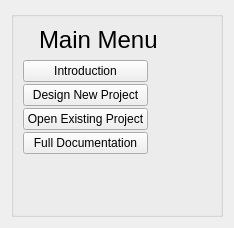
Before: the Qt Designer form src/gui/main_menu.ui in Ecotrust/delphos, drawn with Qt 5.
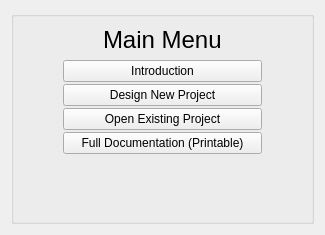
After: the same form once the commit is applied.

Commit message: reworked interfaces adding extra spacers and layouts to center things and resize better

```diff
--- a/src/gui/main_menu.ui
+++ b/src/gui/main_menu.ui
@@ -5,8 +5,8 @@
    <rect>
     <x>0</x>
     <y>0</y>
-    <width>234</width>
-    <height>228</height>
+    <width>325</width>
+    <height>235</height>
    </rect>
   </property>
   <property name="windowTitle" >
@@ -20,6 +20,21 @@
      </property>
      <layout class="QHBoxLayout" >
       <item>
+       <layout class="QHBoxLayout" >
+        <item>
+         <spacer>
+          <property name="orientation" >
+           <enum>Qt::Horizontal</enum>
+          </property>
+          <property name="sizeHint" >
+           <size>
+            <width>10</width>
+            <height>20</height>
+           </size>
+          </property>
+         </spacer>
+        </item>
+        <item>
        <layout class="QVBoxLayout" >
         <item>
          <layout class="QHBoxLayout" >
@@ -28,12 +43,9 @@
             <property name="orientation" >
              <enum>Qt::Horizontal</enum>
             </property>
-            <property name="sizeType" >
-             <enum>QSizePolicy::Fixed</enum>
-            </property>
             <property name="sizeHint" >
              <size>
-              <width>16</width>
+                <width>40</width>
               <height>20</height>
              </size>
             </property>
@@ -51,10 +63,23 @@
             </property>
            </widget>
           </item>
+            <item>
+             <spacer>
+              <property name="orientation" >
+               <enum>Qt::Horizontal</enum>
+              </property>
+              <property name="sizeHint" >
+               <size>
+                <width>40</width>
+                <height>20</height>
+               </size>
+              </property>
+             </spacer>
+            </item>
          </layout>
         </item>
         <item>
-         <layout class="QHBoxLayout" >
+           <layout class="QVBoxLayout" >
           <item>
            <layout class="QVBoxLayout" >
             <property name="spacing" >
@@ -84,24 +109,9 @@
             <item>
              <widget class="QPushButton" name="but_full_doc" >
               <property name="text" >
-               <string>Full Documentation</string>
-              </property>
-             </widget>
-            </item>
-           </layout>
-          </item>
-          <item>
-           <spacer>
-            <property name="orientation" >
-             <enum>Qt::Horizontal</enum>
-            </property>
-            <property name="sizeHint" >
-             <size>
-              <width>16</width>
-              <height>20</height>
-             </size>
-            </property>
-           </spacer>
+                 <string>Full Documentation (Printable)</string>
+                </property>
+               </widget>
           </item>
          </layout>
         </item>
@@ -115,8 +125,25 @@
           </property>
           <property name="sizeHint" >
            <size>
-            <width>20</width>
-            <height>16</height>
+                <width>178</width>
+                <height>22</height>
+               </size>
+              </property>
+             </spacer>
+            </item>
+           </layout>
+          </item>
+         </layout>
+        </item>
+        <item>
+         <spacer>
+          <property name="orientation" >
+           <enum>Qt::Horizontal</enum>
+          </property>
+          <property name="sizeHint" >
+           <size>
+            <width>10</width>
+            <height>20</height>
            </size>
           </property>
          </spacer>
```
Lines whose indentation alone changed are shown as unchanged. The commit also changes 4 other files.
